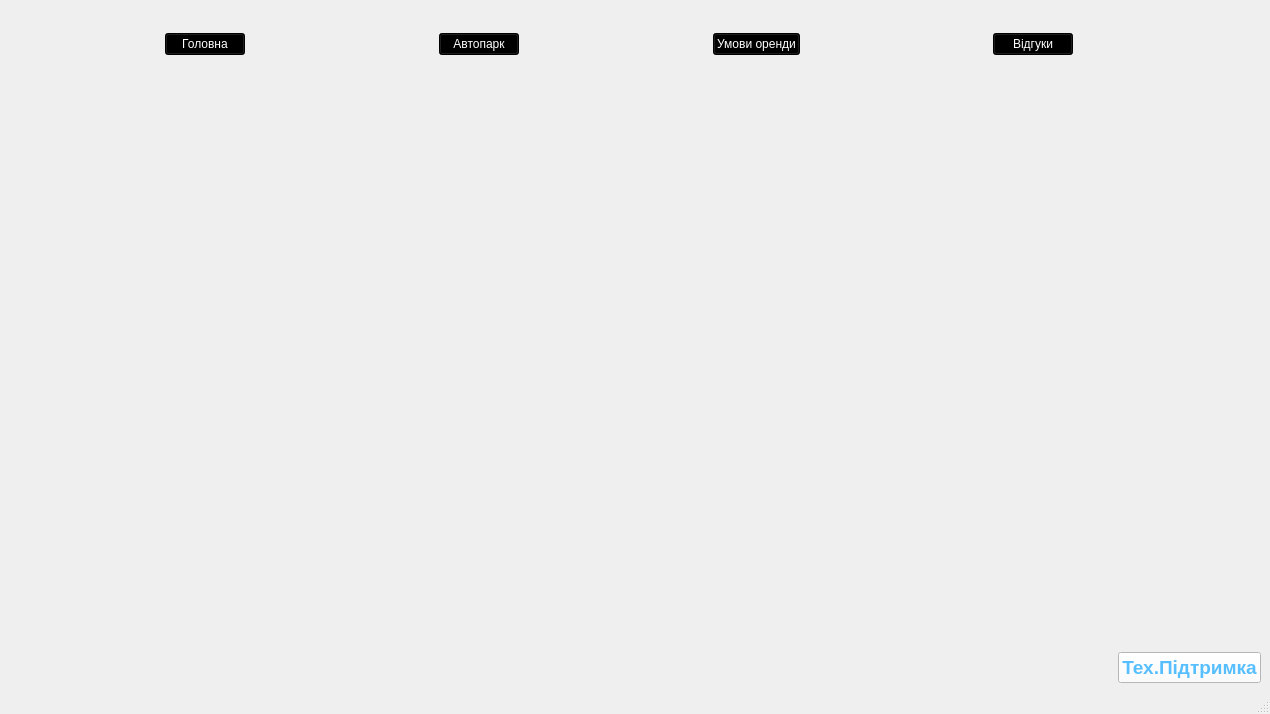
Maxverrr/kursova, file kursova/mainwindow.ui: the form before one commit.
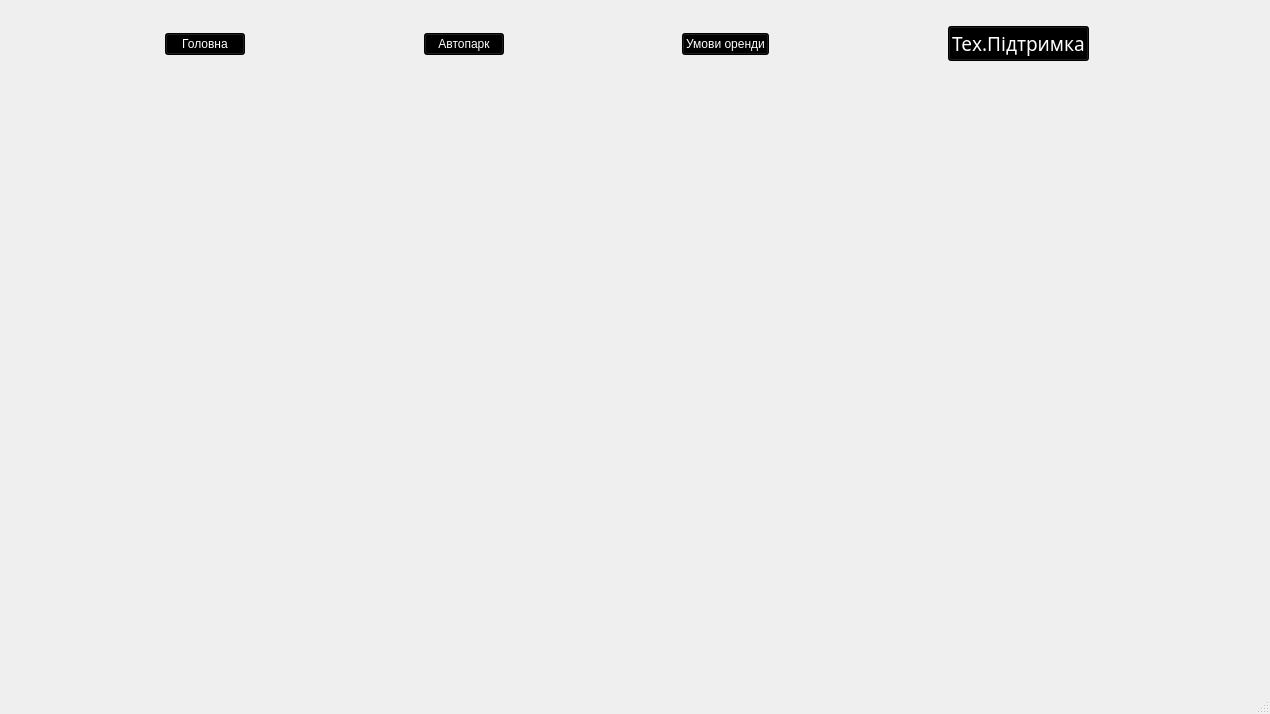
The form after the commit. Icons and pictures are not drawn.

Patch:
```diff
--- a/kursova/mainwindow.ui
+++ b/kursova/mainwindow.ui
@@ -36,226 +36,6 @@
         </property>
        </spacer>
       </item>
-      <item>
-       <widget class="QPushButton" name="pbsupport">
-        <property name="palette">
-         <palette>
-          <active>
-           <colorrole role="WindowText">
-            <brush brushstyle="SolidPattern">
-             <color alpha="255">
-              <red>87</red>
-              <green>191</green>
-              <blue>255</blue>
-             </color>
-            </brush>
-           </colorrole>
-           <colorrole role="Button">
-            <brush brushstyle="SolidPattern">
-             <color alpha="255">
-              <red>255</red>
-              <green>255</green>
-              <blue>255</blue>
-             </color>
-            </brush>
-           </colorrole>
-           <colorrole role="Text">
-            <brush brushstyle="SolidPattern">
-             <color alpha="255">
-              <red>87</red>
-              <green>191</green>
-              <blue>255</blue>
-             </color>
-            </brush>
-           </colorrole>
-           <colorrole role="ButtonText">
-            <brush brushstyle="SolidPattern">
-             <color alpha="255">
-              <red>87</red>
-              <green>191</green>
-              <blue>255</blue>
-             </color>
-            </brush>
-           </colorrole>
-           <colorrole role="Base">
-            <brush brushstyle="SolidPattern">
-             <color alpha="255">
-              <red>255</red>
-              <green>255</green>
-              <blue>255</blue>
-             </color>
-            </brush>
-           </colorrole>
-           <colorrole role="Window">
-            <brush brushstyle="SolidPattern">
-             <color alpha="255">
-              <red>255</red>
-              <green>255</green>
-              <blue>255</blue>
-             </color>
-            </brush>
-           </colorrole>
-           <colorrole role="PlaceholderText">
-            <brush brushstyle="SolidPattern">
-             <color alpha="128">
-              <red>87</red>
-              <green>191</green>
-              <blue>255</blue>
-             </color>
-            </brush>
-           </colorrole>
-          </active>
-          <inactive>
-           <colorrole role="WindowText">
-            <brush brushstyle="SolidPattern">
-             <color alpha="255">
-              <red>87</red>
-              <green>191</green>
-              <blue>255</blue>
-             </color>
-            </brush>
-           </colorrole>
-           <colorrole role="Button">
-            <brush brushstyle="SolidPattern">
-             <color alpha="255">
-              <red>255</red>
-              <green>255</green>
-              <blue>255</blue>
-             </color>
-            </brush>
-           </colorrole>
-           <colorrole role="Text">
-            <brush brushstyle="SolidPattern">
-             <color alpha="255">
-              <red>87</red>
-              <green>191</green>
-              <blue>255</blue>
-             </color>
-            </brush>
-           </colorrole>
-           <colorrole role="ButtonText">
-            <brush brushstyle="SolidPattern">
-             <color alpha="255">
-              <red>87</red>
-              <green>191</green>
-              <blue>255</blue>
-             </color>
-            </brush>
-           </colorrole>
-           <colorrole role="Base">
-            <brush brushstyle="SolidPattern">
-             <color alpha="255">
-              <red>255</red>
-              <green>255</green>
-              <blue>255</blue>
-             </color>
-            </brush>
-           </colorrole>
-           <colorrole role="Window">
-            <brush brushstyle="SolidPattern">
-             <color alpha="255">
-              <red>255</red>
-              <green>255</green>
-              <blue>255</blue>
-             </color>
-            </brush>
-           </colorrole>
-           <colorrole role="PlaceholderText">
-            <brush brushstyle="SolidPattern">
-             <color alpha="128">
-              <red>87</red>
-              <green>191</green>
-              <blue>255</blue>
-             </color>
-            </brush>
-           </colorrole>
-          </inactive>
-          <disabled>
-           <colorrole role="WindowText">
-            <brush brushstyle="SolidPattern">
-             <color alpha="255">
-              <red>87</red>
-              <green>191</green>
-              <blue>255</blue>
-             </color>
-            </brush>
-           </colorrole>
-           <colorrole role="Button">
-            <brush brushstyle="SolidPattern">
-             <color alpha="255">
-              <red>255</red>
-              <green>255</green>
-              <blue>255</blue>
-             </color>
-            </brush>
-           </colorrole>
-           <colorrole role="Text">
-            <brush brushstyle="SolidPattern">
-             <color alpha="255">
-              <red>87</red>
-              <green>191</green>
-              <blue>255</blue>
-             </color>
-            </brush>
-           </colorrole>
-           <colorrole role="ButtonText">
-            <brush brushstyle="SolidPattern">
-             <color alpha="255">
-              <red>87</red>
-              <green>191</green>
-              <blue>255</blue>
-             </color>
-            </brush>
-           </colorrole>
-           <colorrole role="Base">
-            <brush brushstyle="SolidPattern">
-             <color alpha="255">
-              <red>255</red>
-              <green>255</green>
-              <blue>255</blue>
-             </color>
-            </brush>
-           </colorrole>
-           <colorrole role="Window">
-            <brush brushstyle="SolidPattern">
-             <color alpha="255">
-              <red>255</red>
-              <green>255</green>
-              <blue>255</blue>
-             </color>
-            </brush>
-           </colorrole>
-           <colorrole role="PlaceholderText">
-            <brush brushstyle="SolidPattern">
-             <color alpha="128">
-              <red>87</red>
-              <green>191</green>
-              <blue>255</blue>
-             </color>
-            </brush>
-           </colorrole>
-          </disabled>
-         </palette>
-        </property>
-        <property name="font">
-         <font>
-          <pointsize>14</pointsize>
-          <weight>75</weight>
-          <bold>true</bold>
-         </font>
-        </property>
-        <property name="styleSheet">
-         <string notr="true">background-color: rgb(255, 255, 255);
-color: rgb(87, 191, 255);
-
-
-</string>
-        </property>
-        <property name="text">
-         <string>Тех.Підтримка</string>
-        </property>
-       </widget>
-      </item>
      </layout>
     </item>
     <item row="1" column="1">
@@ -410,14 +190,221 @@
        </spacer>
       </item>
       <item>
-       <widget class="QPushButton" name="pushButton_2">
+       <widget class="QPushButton" name="pbsupport">
+        <property name="palette">
+         <palette>
+          <active>
+           <colorrole role="WindowText">
+            <brush brushstyle="SolidPattern">
+             <color alpha="255">
+              <red>87</red>
+              <green>191</green>
+              <blue>255</blue>
+             </color>
+            </brush>
+           </colorrole>
+           <colorrole role="Button">
+            <brush brushstyle="SolidPattern">
+             <color alpha="255">
+              <red>0</red>
+              <green>0</green>
+              <blue>0</blue>
+             </color>
+            </brush>
+           </colorrole>
+           <colorrole role="Text">
+            <brush brushstyle="SolidPattern">
+             <color alpha="255">
+              <red>87</red>
+              <green>191</green>
+              <blue>255</blue>
+             </color>
+            </brush>
+           </colorrole>
+           <colorrole role="ButtonText">
+            <brush brushstyle="SolidPattern">
+             <color alpha="255">
+              <red>87</red>
+              <green>191</green>
+              <blue>255</blue>
+             </color>
+            </brush>
+           </colorrole>
+           <colorrole role="Base">
+            <brush brushstyle="SolidPattern">
+             <color alpha="255">
+              <red>0</red>
+              <green>0</green>
+              <blue>0</blue>
+             </color>
+            </brush>
+           </colorrole>
+           <colorrole role="Window">
+            <brush brushstyle="SolidPattern">
+             <color alpha="255">
+              <red>0</red>
+              <green>0</green>
+              <blue>0</blue>
+             </color>
+            </brush>
+           </colorrole>
+           <colorrole role="PlaceholderText">
+            <brush brushstyle="SolidPattern">
+             <color alpha="128">
+              <red>87</red>
+              <green>191</green>
+              <blue>255</blue>
+             </color>
+            </brush>
+           </colorrole>
+          </active>
+          <inactive>
+           <colorrole role="WindowText">
+            <brush brushstyle="SolidPattern">
+             <color alpha="255">
+              <red>87</red>
+              <green>191</green>
+              <blue>255</blue>
+             </color>
+            </brush>
+           </colorrole>
+           <colorrole role="Button">
+            <brush brushstyle="SolidPattern">
+             <color alpha="255">
+              <red>0</red>
+              <green>0</green>
+              <blue>0</blue>
+             </color>
+            </brush>
+           </colorrole>
+           <colorrole role="Text">
+            <brush brushstyle="SolidPattern">
+             <color alpha="255">
+              <red>87</red>
+              <green>191</green>
+              <blue>255</blue>
+             </color>
+            </brush>
+           </colorrole>
+           <colorrole role="ButtonText">
+            <brush brushstyle="SolidPattern">
+             <color alpha="255">
+              <red>87</red>
+              <green>191</green>
+              <blue>255</blue>
+             </color>
+            </brush>
+           </colorrole>
+           <colorrole role="Base">
+            <brush brushstyle="SolidPattern">
+             <color alpha="255">
+              <red>0</red>
+              <green>0</green>
+              <blue>0</blue>
+             </color>
+            </brush>
+           </colorrole>
+           <colorrole role="Window">
+            <brush brushstyle="SolidPattern">
+             <color alpha="255">
+              <red>0</red>
+              <green>0</green>
+              <blue>0</blue>
+             </color>
+            </brush>
+           </colorrole>
+           <colorrole role="PlaceholderText">
+            <brush brushstyle="SolidPattern">
+             <color alpha="128">
+              <red>87</red>
+              <green>191</green>
+              <blue>255</blue>
+             </color>
+            </brush>
+           </colorrole>
+          </inactive>
+          <disabled>
+           <colorrole role="WindowText">
+            <brush brushstyle="SolidPattern">
+             <color alpha="255">
+              <red>87</red>
+              <green>191</green>
+              <blue>255</blue>
+             </color>
+            </brush>
+           </colorrole>
+           <colorrole role="Button">
+            <brush brushstyle="SolidPattern">
+             <color alpha="255">
+              <red>0</red>
+              <green>0</green>
+              <blue>0</blue>
+             </color>
+            </brush>
+           </colorrole>
+           <colorrole role="Text">
+            <brush brushstyle="SolidPattern">
+             <color alpha="255">
+              <red>87</red>
+              <green>191</green>
+              <blue>255</blue>
+             </color>
+            </brush>
+           </colorrole>
+           <colorrole role="ButtonText">
+            <brush brushstyle="SolidPattern">
+             <color alpha="255">
+              <red>87</red>
+              <green>191</green>
+              <blue>255</blue>
+             </color>
+            </brush>
+           </colorrole>
+           <colorrole role="Base">
+            <brush brushstyle="SolidPattern">
+             <color alpha="255">
+              <red>0</red>
+              <green>0</green>
+              <blue>0</blue>
+             </color>
+            </brush>
+           </colorrole>
+           <colorrole role="Window">
+            <brush brushstyle="SolidPattern">
+             <color alpha="255">
+              <red>0</red>
+              <green>0</green>
+              <blue>0</blue>
+             </color>
+            </brush>
+           </colorrole>
+           <colorrole role="PlaceholderText">
+            <brush brushstyle="SolidPattern">
+             <color alpha="128">
+              <red>87</red>
+              <green>191</green>
+              <blue>255</blue>
+             </color>
+            </brush>
+           </colorrole>
+          </disabled>
+         </palette>
+        </property>
+        <property name="font">
+         <font>
+          <family>Arial Black</family>
+          <pointsize>14</pointsize>
+          <italic>false</italic>
+          <fontweight>Black</fontweight>
+         </font>
+        </property>
         <property name="styleSheet">
          <string notr="true">background-color: rgb(0, 0, 0);
 font: 900 14pt &quot;Arial Black&quot;;
 color: rgb(255, 255, 255);</string>
         </property>
         <property name="text">
-         <string>Відгуки</string>
+         <string>Тех.Підтримка</string>
         </property>
        </widget>
       </item>
```
Left out of the diff: 16 changed lines with no effect on the pictures.
